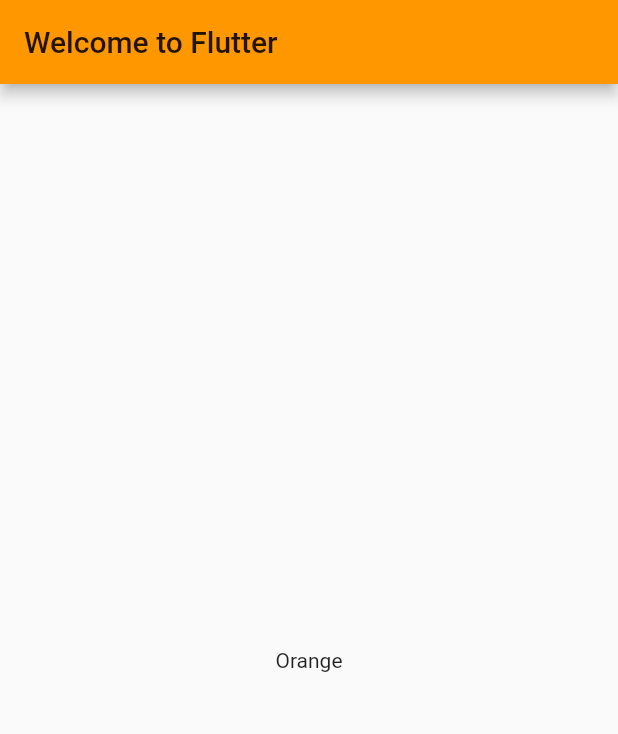
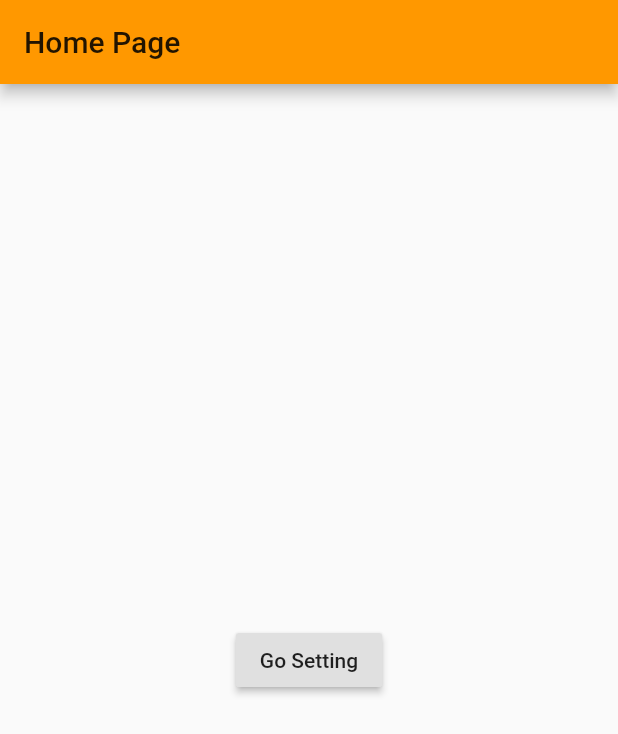
Before and after one commit to marjanjavid/AutoTheme, a Flutter app: the screen it shows after launch, on a phone screen of 412 x 824 dp. Shown: the top 734 px of the screen. Run offline on Flutter 3.47's test engine with Material 2 defaults, Android fonts, the phone set to English and light mode, and no system bars.

```diff
--- /dev/null
+++ b/lib/home_page.dart
@@ -0,0 +1,22 @@
+import 'package:flutter/material.dart';
+import 'package:automatictheme/setting_page.dart';
+
+class HomePage extends StatelessWidget {
+  @override
+  Widget build(BuildContext context) {
+    return Scaffold(
+      appBar: AppBar(
+        title: Text("Home Page"),
+      ),
+      body: Center(
+        child: RaisedButton(
+          onPressed: () {
+            Navigator.push(context,
+                MaterialPageRoute(builder: (context) => SettingPage()));
+          },
+          child: Text('Go Setting'),
+        ),
+      ),
+    );
+  }
+}
--- a/lib/main.dart
+++ b/lib/main.dart
@@ -1,6 +1,7 @@
 import 'package:automatictheme/api.dart';
 import 'package:flutter/material.dart';
 import 'package:automatictheme/app_theme.dart';
+import 'package:automatictheme/home_page.dart';
 
 void main() async => runApp(MyApp(appTheme: fetchAppTheme()));
 
@@ -14,14 +15,7 @@ class MyApp extends StatelessWidget {
     return MaterialApp(
         title: appTheme.name,
         theme: _buildThemeData(appTheme),
-        home: Scaffold(
-          appBar: AppBar(
-            title: Text('Welcome to Flutter'),
-          ),
-          body: Center(
-            child: Text(appTheme.name),
-          ),
-        ));
+        home: HomePage());
   }
 
   _buildThemeData(AppTheme appTheme) {
```
Also changed, not shown: lib/setting_page.dart (added, +26 -0 lines).
